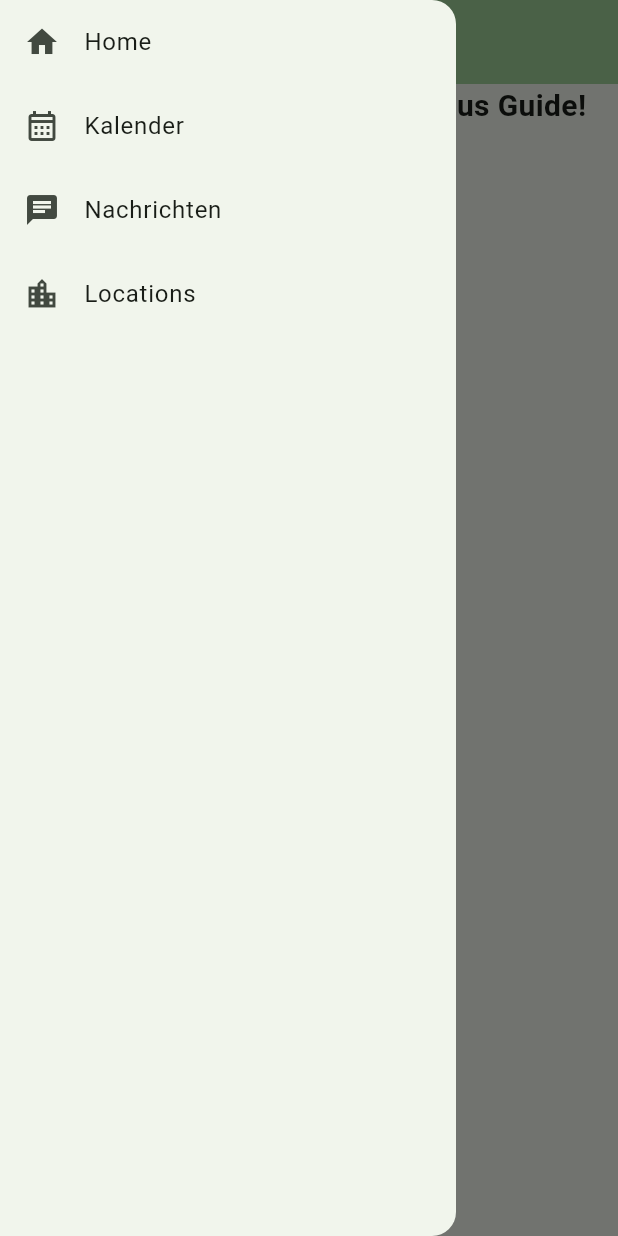
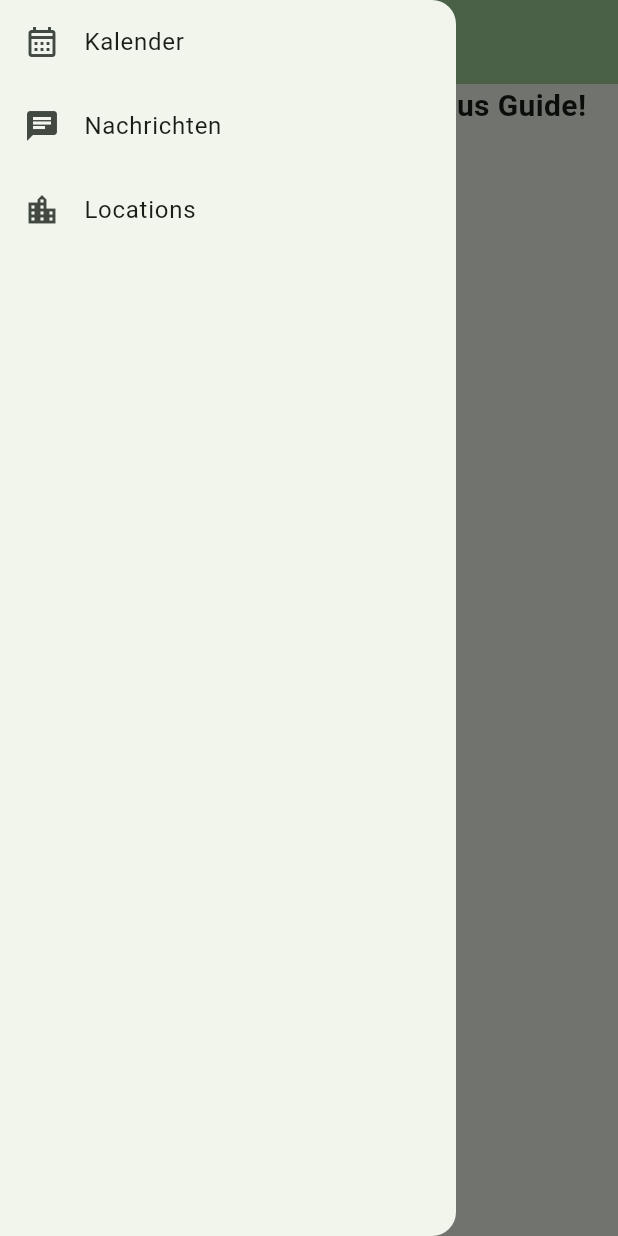
Before and after one commit to Feeelix92/campus_guide_gui, a Flutter app: the screen it shows after launch, with the side drawer open, on a phone screen of 412 x 824 dp. Run offline on Flutter 3.47's test engine with Material 2 defaults, Android fonts, the light colour scheme and no system bars.

Commit message:
added Routing to all screens

```diff
--- a/lib/main.dart
+++ b/lib/main.dart
@@ -1,3 +1,6 @@
+import 'package:campus_guide_gui/screens/calendar.dart';
+import 'package:campus_guide_gui/screens/locations.dart';
+import 'package:campus_guide_gui/screens/news.dart';
 import 'package:flutter/material.dart';
 
 void main() {
@@ -11,18 +14,25 @@ class MyApp extends StatelessWidget {
   @override
   Widget build(BuildContext context) {
     return MaterialApp(
+      routes: {
+        '/': (context) => const MyHomePage(title: 'Campus Guide'),
+        '/calendar': (context) => const Calendar(),
+        '/news': (context) => const News(),
+        '/locations': (context) => const Locations(),
+      },
       title: 'Campus Guide',
       theme: ThemeData(
         colorScheme: ColorScheme.fromSeed(seedColor: Colors.green),
         useMaterial3: true,
       ),
-      home: const MyHomePage(title: 'Campus Guide'),
+      initialRoute: '/',
     );
   }
 }
 
 class MyHomePage extends StatefulWidget {
   const MyHomePage({super.key, required this.title});
+
   final String title;
 
   @override
@@ -30,78 +40,16 @@ class MyHomePage extends StatefulWidget {
 }
 
 class _MyHomePageState extends State<MyHomePage> {
-
   @override
   Widget build(BuildContext context) {
     return Scaffold(
       appBar: AppBar(
-        // TRY THIS: Try changing the color here to a specific color (to
-        // Colors.amber, perhaps?) and trigger a hot reload to see the AppBar
-        // change color while the other colors stay the same.
         backgroundColor: Theme.of(context).colorScheme.inversePrimary,
-        // Here we take the value from the MyHomePage object that was created by
-        // the App.build method, and use it to set our appbar title.
         title: Text(widget.title),
       ),
-      drawer: Drawer(
-        child: ListView(
-          // Important: Remove any padding from the ListView.
-          padding: EdgeInsets.zero,
-          children: [
-            ListTile(
-              leading: const Icon(
-                Icons.home,
-              ),
-              title: const Text('Home'),
-              onTap: () {
-                Navigator.pop(context);
-              },
-            ),
-            ListTile(
-              leading: const Icon(
-                Icons.calendar_month_outlined,
-              ),
-              title: const Text('Kalender'),
-              onTap: () {
-                Navigator.pop(context);
-              },
-            ),
-            ListTile(
-              leading: const Icon(
-                Icons.chat,
-              ),
-              title: const Text('Nachrichten'),
-              onTap: () {
-                Navigator.pop(context);
-              },
-            ),
-            ListTile(
-              leading: const Icon(
-                Icons.location_city,
-              ),
-              title: const Text('Locations'),
-              onTap: () {
-               Navigator.pop(context);
-              },
-            ),
-          ],
-        ),
-      ),
+      drawer: const AppDrawer(),
       body: const Center(
         child: Column(
-          // Column is also a layout widget. It takes a list of children and
-          // arranges them vertically. By default, it sizes itself to fit its
-          // children horizontally, and tries to be as tall as its parent.
-          //
-          // Column has various properties to control how it sizes itself and
-          // how it positions its children. Here we use mainAxisAlignment to
-          // center the children vertically; the main axis here is the vertical
-          // axis because Columns are vertical (the cross axis would be
-          // horizontal).
-          //
-          // TRY THIS: Invoke "debug painting" (choose the "Toggle Debug Paint"
-          // action in the IDE, or press "p" in the console), to see the
-          // wireframe for each widget.
           children: <Widget>[
             Text(
               'Herzlich Willkommen im Campus Guide!',
@@ -116,3 +64,48 @@ class _MyHomePageState extends State<MyHomePage> {
     );
   }
 }
+
+class AppDrawer extends StatelessWidget {
+  const AppDrawer({super.key});
+
+  @override
+  Widget build(BuildContext context) {
+    return Drawer(
+      child: ListView(
+        padding: EdgeInsets.zero,
+        children: [
+          ListTile(
+            leading: const Icon(
+              Icons.calendar_month_outlined,
+            ),
+            title: const Text('Kalender'),
+            onTap: () {
+              Navigator.pop(context);
+              Navigator.pushNamed(context, '/calendar');
+            },
+          ),
+          ListTile(
+            leading: const Icon(
+              Icons.chat,
+            ),
+            title: const Text('Nachrichten'),
+            onTap: () {
+              Navigator.pop(context);
+              Navigator.pushNamed(context, '/news');
+            },
+          ),
+          ListTile(
+            leading: const Icon(
+              Icons.location_city,
+            ),
+            title: const Text('Locations'),
+            onTap: () {
+              Navigator.pop(context);
+              Navigator.pushNamed(context, '/locations');
+            },
+          ),
+        ],
+      ),
+    );
+  }
+}
--- a/lib/screens/home.dart
+++ /dev/null
@@ -1,15 +0,0 @@
-import 'package:flutter/material.dart';
-
-class Home extends StatefulWidget {
-  const Home({Key? key}) : super(key: key);
-
-  @override
-  State<Home> createState() => _HomeState();
-}
-
-class _HomeState extends State<Home> {
-  @override
-  Widget build(BuildContext context) {
-    return const Placeholder();
-  }
-}
```
Also changed, not shown: lib/screens/calendar.dart (+9 -7 lines), lib/screens/locations.dart (+9 -7 lines), lib/screens/news.dart (+9 -7 lines).
